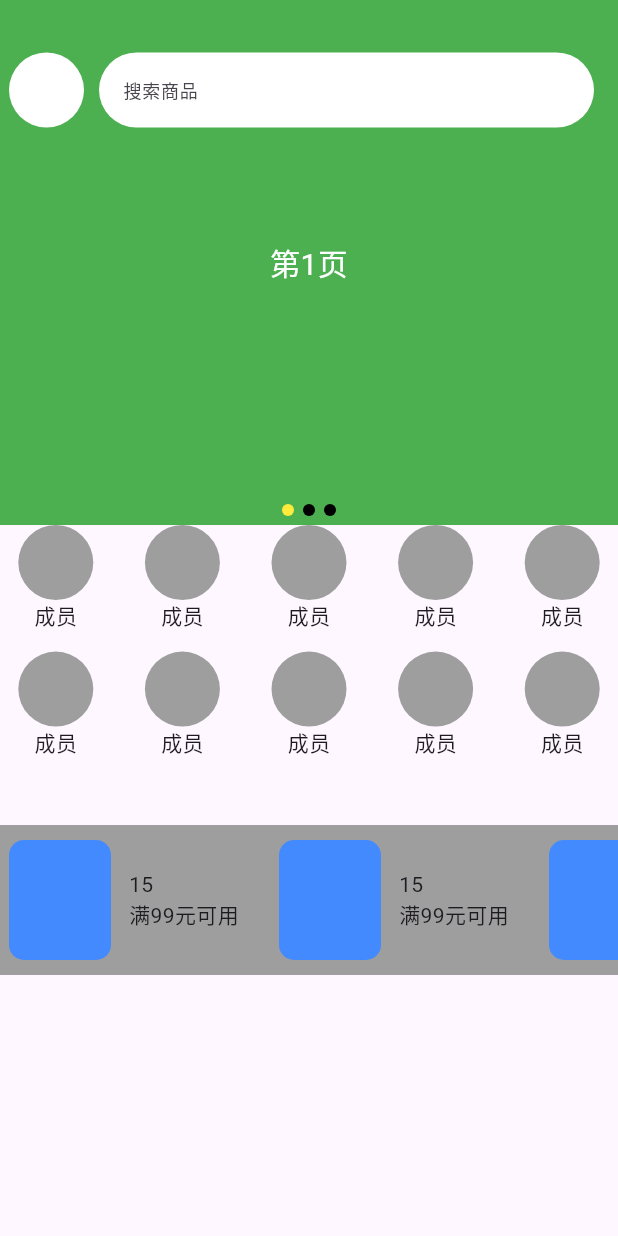
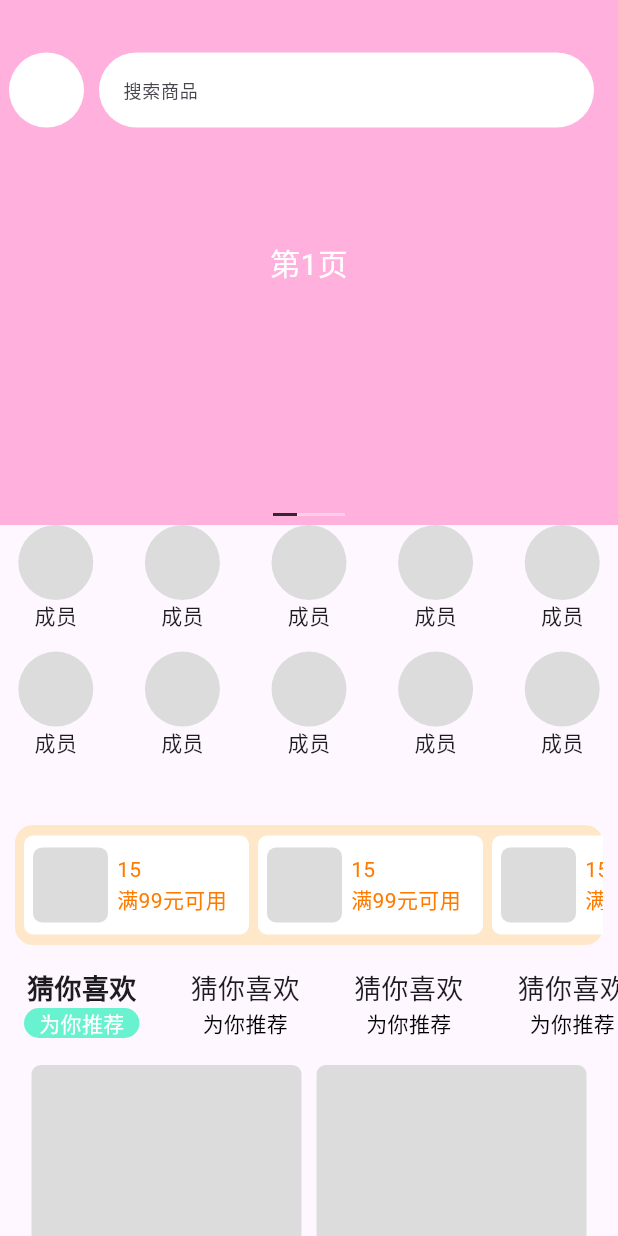
Before and after one commit to eatureide/flutter_study, a Flutter app: the screen it shows after launch, on a phone screen of 412 x 824 dp. Run offline on Flutter 3.47's test engine with Material 3 defaults, Android fonts, the phone set to English and light mode, and no system bars.

Commit message:
基本完成首页

```diff
--- a/lib/banner_header.dart
+++ b/lib/banner_header.dart
@@ -9,9 +9,9 @@ class BannerHeader extends StatefulWidget {
 
 class _BannerHeaderState extends State<BannerHeader> {
   final List<Map<String, dynamic>> bannerData = const [
-    {"title": "第1页", "color": Colors.green},
-    {"title": "第2页", "color": Colors.blue},
-    {"title": "第3页", "color": Colors.pink},
+    {"title": "第1页", "color": Color.fromARGB(255, 255, 176, 221)},
+    {"title": "第2页", "color": Color.fromARGB(255, 239, 206, 162)},
+    {"title": "第3页", "color": Color.fromARGB(255, 79, 186, 227)},
   ];
 
   int _currentIndex = 0;
@@ -48,14 +48,13 @@ class _BannerHeaderState extends State<BannerHeader> {
             mainAxisAlignment: MainAxisAlignment.center,
             children: bannerData.asMap().entries.map((item) {
               return Container(
-                width: 8,
-                height: 8,
-                margin: EdgeInsets.fromLTRB(3, 0, 3, 6),
+                width: 16,
+                height: 2,
+                margin: EdgeInsets.fromLTRB(0, 0, 0, 6),
                 decoration: BoxDecoration(
                   color: item.key == _currentIndex
-                      ? Colors.yellow
-                      : Colors.black,
-                  borderRadius: BorderRadius.circular(20),
+                      ? Color.fromARGB(200, 0, 0, 0)
+                      : Color.fromARGB(100, 255, 255, 255),
                 ),
               );
             }).toList(),
--- a/lib/coupon.dart
+++ b/lib/coupon.dart
@@ -10,7 +10,14 @@ class Coupon extends StatefulWidget {
 class Item extends StatefulWidget {
   final String title;
   final String subTitle;
-  const Item({super.key, required this.title, required this.subTitle});
+  final int index;
+
+  const Item({
+    super.key,
+    required this.title,
+    required this.subTitle,
+    required this.index,
+  });
 
   @override
   State<Item> createState() => _Item();
@@ -19,45 +26,45 @@ class Item extends StatefulWidget {
 class _Item extends State<Item> {
   @override
   build(BuildContext context) {
-    return SizedBox(
-      width: 180,
-      height: 100,
-      child: SizedBox(
+    return Container(
       width: 150,
-        height: 100,
+      height: 66,
+      margin: EdgeInsets.only(right: 6),
+      decoration: BoxDecoration(
+        color: Colors.white,
+        borderRadius: BorderRadius.circular(6),
+      ),
       child: Row(
-          mainAxisAlignment: MainAxisAlignment.center,
-          crossAxisAlignment: CrossAxisAlignment.center,
         children: [
           Container(
-              width: 68,
-              height: 80,
+            width: 50,
+            height: 50,
+            margin: EdgeInsets.symmetric(horizontal: 6, vertical: 0),
             decoration: BoxDecoration(
-                color: Colors.blueAccent,
-                borderRadius: BorderRadius.circular(10),
+              color: Color.fromARGB(255, 220, 220, 220),
+              borderRadius: BorderRadius.circular(6),
             ),
           ),
-            SizedBox(
-              width: 100,
-              height: 100,
+          Container(
+            color: Colors.transparent,
             child: Column(
               mainAxisAlignment: MainAxisAlignment.center,
+              crossAxisAlignment: CrossAxisAlignment.start,
               children: [
-                  Container(
-                    width: double.infinity,
-                    padding: const EdgeInsets.symmetric(horizontal: 12),
-                    child: Text(widget.title, textAlign: TextAlign.left),
+                Text(
+                  widget.title,
+                  textAlign: TextAlign.left,
+                  style: TextStyle(color: Color.fromARGB(255, 255, 123, 0)),
                 ),
-                  Container(
-                    width: double.infinity,
-                    padding: const EdgeInsets.symmetric(horizontal: 12),
-                    child: Text(widget.subTitle, textAlign: TextAlign.left),
+                Text(
+                  widget.subTitle,
+                  textAlign: TextAlign.left,
+                  style: TextStyle(color: Color.fromARGB(255, 255, 123, 0)),
                 ),
               ],
             ),
           ),
         ],
-        ),
       ),
     );
   }
@@ -75,15 +82,31 @@ final List<Map<String, dynamic>> itemData = const [
 class _Coupon extends State<Coupon> {
   @override
   build(BuildContext context) {
-    return Container(
-      height: 100,
-      width: double.infinity,
-      color: Colors.grey,
+    return Padding(
+      padding: EdgeInsets.symmetric(horizontal: 10),
+      child: Container(
+        width: 500,
+        height: 80,
+        decoration: BoxDecoration(
+          borderRadius: BorderRadius.circular(12),
+          color: Color.fromARGB(255, 255, 231, 201),
+        ),
         child: ListView(
-        scrollDirection: Axis.horizontal, //水平方向
-        children: itemData.map((item) {
-          return Item(title: item['title'], subTitle: item['subTitle']);
+          scrollDirection: Axis.horizontal,
+          children: itemData.asMap().entries.map((item) {
+            int index = item.key;
+            return Center(
+              child: Padding(
+                padding: EdgeInsetsGeometry.only(left: index == 0 ? 6 : 0),
+                child: Item(
+                  title: itemData[item.key]['title'],
+                  subTitle: itemData[item.key]['subTitle'],
+                  index: index,
+                ),
+              ),
+            );
           }).toList(),
+        ),
       ),
     );
   }
--- /dev/null
+++ b/lib/list.dart
@@ -0,0 +1,127 @@
+import 'package:flutter/material.dart';
+
+final List<Map<String, dynamic>> carData = [
+  {
+    "picurl": "https://mall.flutterschool.cn/images/xhs/1.png",
+    "title": "豪华轿车 - 车型A",
+  },
+  {
+    "picurl": "https://mall.flutterschool.cn/images/xhs/1.png",
+    "title": "电动汽车 - 车型D",
+  },
+  {
+    "picurl": "https://mall.flutterschool.cn/images/xhs/1.png",
+    "title": "电动汽车 - 车型D",
+  },
+  {
+    "picurl": "https://mall.flutterschool.cn/images/xhs/1.png",
+    "title": "电动汽车 - 车型D",
+  },
+  {
+    "picurl": "https://mall.flutterschool.cn/images/xhs/1.png",
+    "title": "电动汽车 - 车型D",
+  },
+  {
+    "picurl": "https://mall.flutterschool.cn/images/xhs/1.png",
+    "title": "电动汽车 - 车型D",
+  },
+  {
+    "picurl": "https://mall.flutterschool.cn/images/xhs/1.png",
+    "title": "电动汽车 - 车型D",
+  },
+];
+
+class Item extends StatelessWidget {
+  final String type;
+  const Item({super.key, required this.type});
+
+  @override
+  build(BuildContext context) {
+    return Container(
+      width: 180,
+      height: 230,
+      decoration: BoxDecoration(
+        borderRadius: BorderRadius.circular(6),
+        color: Colors.white,
+      ),
+      margin: EdgeInsets.only(bottom: 10),
+      child: Column(
+        children: [
+          Container(
+            width: 180,
+            height: 120,
+            decoration: BoxDecoration(
+              color: Color.fromARGB(255, 220, 220, 220),
+              borderRadius: BorderRadiusDirectional.only(
+                topStart: Radius.circular(6),
+                topEnd: Radius.circular(6),
+              ),
+            ),
+          ),
+          Container(
+            padding: EdgeInsetsGeometry.only(left: 5),
+            child: Column(
+              crossAxisAlignment: CrossAxisAlignment.start,
+              children: [
+                Text('蜡笔小新手持风扇（小白款）'),
+                Text(
+                  '小新与你清凉一夏',
+                  style: TextStyle(color: Color.fromARGB(255, 139, 139, 139)),
+                  textAlign: TextAlign.left,
+                ),
+                Container(
+                  margin: EdgeInsets.only(top: 6),
+                  child: Row(
+                    crossAxisAlignment: CrossAxisAlignment.center,
+                    children: [
+                      Text('￥', style: TextStyle(fontSize: 10)),
+                      Text('24.9', style: TextStyle(fontSize: 20)),
+                      Text(
+                        '￥69',
+                        style: TextStyle(
+                          color: Color.fromARGB(255, 139, 139, 139),
+                          fontSize: 10,
+                          decoration: TextDecoration.lineThrough,
+                        ),
+                      ),
+                    ],
+                  ),
+                ),
+              ],
+            ),
+          ),
+        ],
+      ),
+    );
+  }
+}
+
+class MyList extends StatefulWidget {
+  const MyList({super.key});
+
+  @override
+  State<MyList> createState() => _MyList();
+}
+
+class _MyList extends State<MyList> {
+  @override
+  build(BuildContext context) {
+    return Row(
+      mainAxisAlignment: MainAxisAlignment.center,
+      crossAxisAlignment: CrossAxisAlignment.start,
+      children: [
+        Column(
+          children: carData.map((item) {
+            return Item(type: 'red');
+          }).toList(),
+        ),
+        Container(width: 10),
+        Column(
+          children: carData.map((item) {
+            return Item(type: 'blue');
+          }).toList(),
+        ),
+      ],
+    );
+  }
+}
--- a/lib/main.dart
+++ b/lib/main.dart
@@ -2,6 +2,7 @@ import 'package:flutter/material.dart';
 import 'banner_header.dart';
 import 'menu.dart';
 import 'coupon.dart';
+import 'table.dart';
 
 void main() {
   runApp(const MyApp());
@@ -26,12 +27,10 @@ class HomePage extends StatelessWidget {
   @override
   Widget build(BuildContext context) {
     return Scaffold(
-      body: Column(
-        children: [
-          BannerHeader(),
-          Menu(),
-          Coupon(),
-        ],
+      body: SingleChildScrollView(
+        child: Column(
+          children: [BannerHeader(), Menu(), Coupon(), MyTableCombine()],
+        ),
       ),
     );
   }
--- a/lib/menu.dart
+++ b/lib/menu.dart
@@ -41,7 +41,7 @@ class _Menu extends State<Menu> {
                   width: 50,
                   height: 50,
                   decoration: BoxDecoration(
-                    color: Colors.grey,
+                    color: Color.fromARGB(255, 220, 220, 220),
                     borderRadius: BorderRadius.circular(50),
                   ),
                 ),
--- /dev/null
+++ b/lib/table.dart
@@ -0,0 +1,18 @@
+import 'package:flutter/material.dart';
+import 'list.dart';
+import 'tabs.dart';
+
+// 列表输出
+class MyTableCombine extends StatefulWidget {
+  const MyTableCombine({super.key});
+
+  @override
+  State<MyTableCombine> createState() => _MyTableCombine();
+}
+
+class _MyTableCombine extends State<MyTableCombine> {
+  @override
+  build(BuildContext context) {
+    return Column(children: [MyTabs(), MyList()]);
+  }
+}
--- /dev/null
+++ b/lib/tabs.dart
@@ -0,0 +1,80 @@
+import 'package:flutter/material.dart';
+
+final List<Map<String, dynamic>> tableData = const [
+  {"title": "猜你喜欢", "subTitle": "为你推荐"},
+  {"title": "猜你喜欢", "subTitle": "为你推荐"},
+  {"title": "猜你喜欢", "subTitle": "为你推荐"},
+  {"title": "猜你喜欢", "subTitle": "为你推荐"},
+  {"title": "猜你喜欢", "subTitle": "为你推荐"},
+  {"title": "猜你喜欢", "subTitle": "为你推荐"},
+];
+
+class MyTabs extends StatefulWidget {
+  const MyTabs({super.key});
+
+  @override
+  State<MyTabs> createState() => _MyTabs();
+}
+
+class _MyTabs extends State<MyTabs> {
+  int _currentIndex = 0;
+
+  handleTabClick(index) {
+    setState(() {
+      _currentIndex = index;
+    });
+  }
+
+  @override
+  build(BuildContext context) {
+    return Container(
+      color: Colors.transparent,
+      width: double.infinity,
+      height: 80,
+      child: ListView(
+        scrollDirection: Axis.horizontal, // 水平方向
+        children: tableData.asMap().entries.map((item) {
+          return Container(
+            color: Colors.transparent,
+            margin: EdgeInsets.all(16),
+            child: GestureDetector(
+              onTap: () {
+                handleTabClick(item.key);
+              },
+              child: Column(
+                children: [
+                  Text(
+                    tableData[item.key]['title'],
+                    style: TextStyle(
+                      fontSize: 18,
+                      fontWeight: _currentIndex == item.key
+                          ? FontWeight.bold
+                          : FontWeight.normal,
+                    ),
+                  ),
+                  Container(
+                    padding: EdgeInsets.fromLTRB(10, 0, 10, 0),
+                    decoration: BoxDecoration(
+                      color: _currentIndex == item.key
+                          ? Color.fromARGB(255, 104, 242, 207)
+                          : Colors.transparent,
+                      borderRadius: BorderRadius.circular(10),
+                    ),
+                    child: Text(
+                      tableData[item.key]['subTitle'],
+                      style: TextStyle(
+                        color: _currentIndex == item.key
+                            ? Colors.white
+                            : Colors.black,
+                      ),
+                    ),
+                  ),
+                ],
+              ),
+            ),
+          );
+        }).toList(),
+      ),
+    );
+  }
+}
```
Lines whose indentation alone changed are shown as unchanged.
